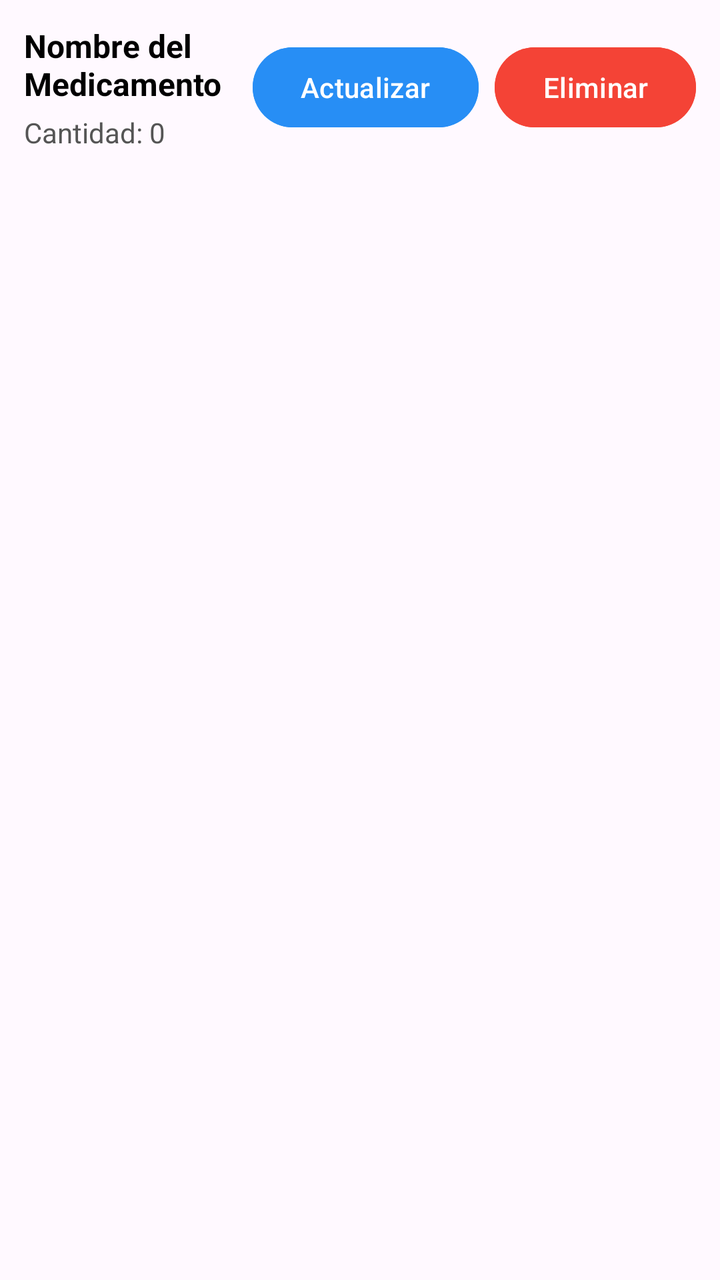
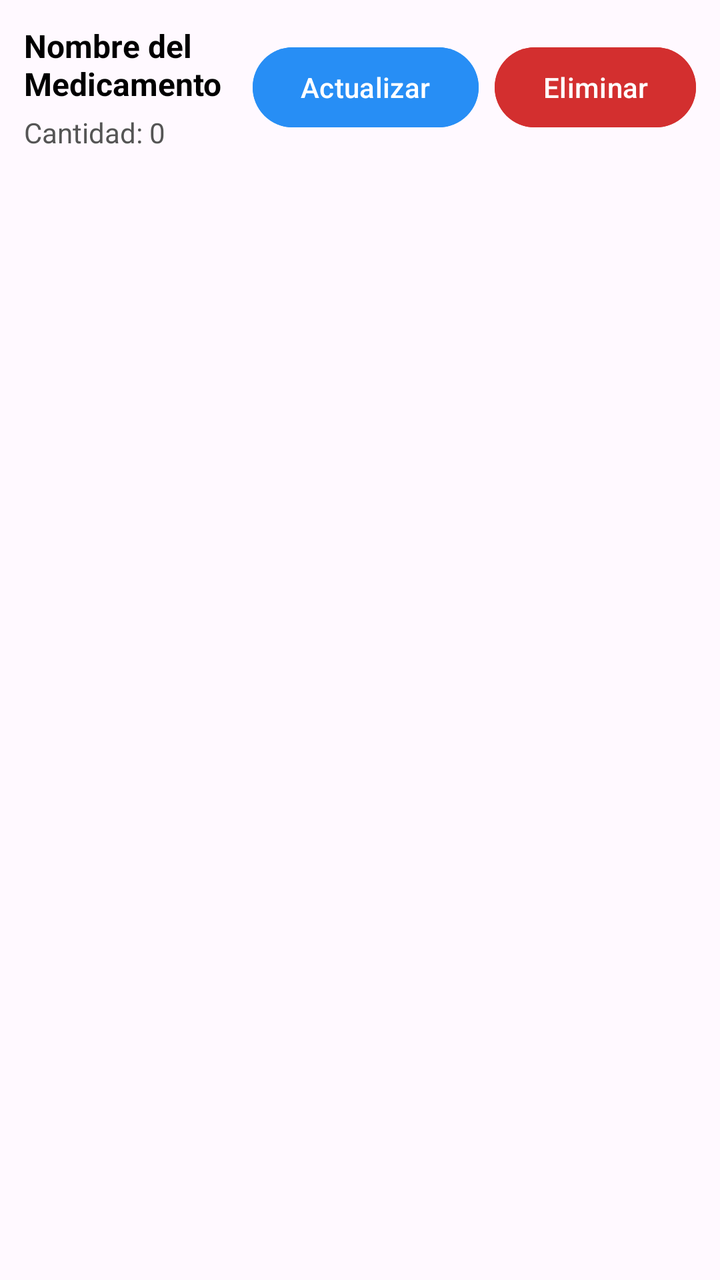

The first picture is an Android layout as it rendered before a commit; the second is the same layout after the commit. The layout source and the unified diff follow.
<!-- AndroidManifest.xml: application theme Theme.AppTuHoraSalud -->
<!-- res/layout/item_medicine.xml -->
<?xml version="1.0" encoding="utf-8"?>
<LinearLayout xmlns:android="http://schemas.android.com/apk/res/android"
    android:layout_width="match_parent"
    android:layout_height="wrap_content"
    android:orientation="vertical"
    android:layout_marginBottom="8dp"
    android:background="#40FFFFFF"
    android:padding="12dp">

    <LinearLayout
        android:layout_width="match_parent"
        android:layout_height="wrap_content"
        android:orientation="horizontal"
        android:gravity="center_vertical">

        <LinearLayout
            android:layout_width="0dp"
            android:layout_height="wrap_content"
            android:layout_weight="1"
            android:orientation="vertical">

            <TextView
                android:id="@+id/tvMedicineName"
                android:layout_width="wrap_content"
                android:layout_height="wrap_content"
                android:text="Nombre del Medicamento"
                android:textColor="#000000"
                android:textSize="16sp"
                android:textStyle="bold" />

            <TextView
                android:id="@+id/tvMedicineQuantity"
                android:layout_width="wrap_content"
                android:layout_height="wrap_content"
                android:text="Cantidad: 0"
                android:textColor="#555555"
                android:textSize="14sp"
                android:layout_marginTop="4dp" />

            <TextView
                android:id="@+id/tvStockBajo"
                android:layout_width="wrap_content"
                android:layout_height="wrap_content"
                android:layout_marginTop="4dp"
                android:text="⚠ Stock bajo, reponé unidades"
                android:textColor="#D32F2F"
                android:textSize="13sp"
                android:textStyle="bold"
                android:visibility="gone" />

        </LinearLayout>

        <Button
            android:id="@+id/btnUpdateMedicine"
            android:layout_width="wrap_content"
            android:layout_height="wrap_content"
            android:layout_marginEnd="8dp"
            android:backgroundTint="#278EF5"
            android:minHeight="48dp"
            android:text="Actualizar"
            android:textColor="#FFFFFF" />

        <Button
            android:id="@+id/btnDeleteMedicine"
            android:layout_width="wrap_content"
            android:layout_height="wrap_content"
            android:backgroundTint="#F44336"
            android:minHeight="48dp"
            android:text="Eliminar"
            android:textColor="#FFFFFF" />

    </LinearLayout>

</LinearLayout>
<!-- resources referenced by this layout -->
<resources>
  <style name="Theme.AppTuHoraSalud" parent="Base.Theme.AppTuHoraSalud" />
  <style name="Base.Theme.AppTuHoraSalud" parent="Theme.Material3.DayNight.NoActionBar">
          
          
      </style>
</resources>

<!-- the commit's change to res/layout/item_medicine.xml (unified diff, before → after) -->
@@ -43,7 +43,7 @@
                 android:layout_height="wrap_content"
                 android:layout_marginTop="4dp"
                 android:text="⚠ Stock bajo, reponé unidades"
-                android:textColor="#D32F2F"
+                android:textColor="#F57C00"
                 android:textSize="13sp"
                 android:textStyle="bold"
                 android:visibility="gone" />
@@ -64,7 +64,7 @@
             android:id="@+id/btnDeleteMedicine"
             android:layout_width="wrap_content"
             android:layout_height="wrap_content"
-            android:backgroundTint="#F44336"
+            android:backgroundTint="#D32F2F"
             android:minHeight="48dp"
             android:text="Eliminar"
             android:textColor="#FFFFFF" />
